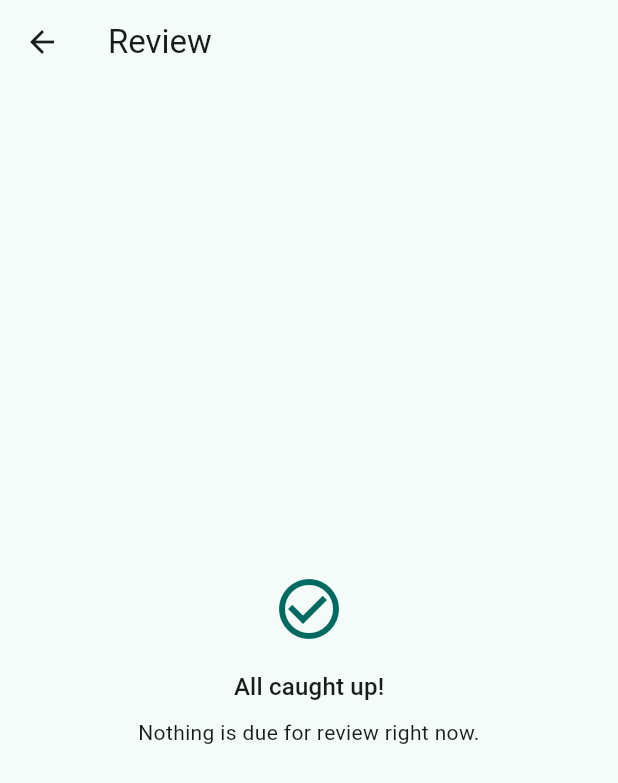
After one commit to PiesInDisguise/japanese-immersion-reader, a Flutter app: the screen it shows after launch, after a tap on "Review", on a phone screen of 412 x 824 dp. The commit adds this screen. Shown: the top 783 px of the screen. Run offline on Flutter 3.47's test engine with Material 3 defaults, Android fonts, the phone set to English and light mode, and no system bars; our stand-ins replace drift, file_picker, flutter_riverpod, freezed_annotation; missing offline and left inert: dart:ffi, flutter_onnxruntime, flutter_rust_bridge, pdfrx_engine; accounts and stored records are empty; generated files the repository leaves out were written again.

Commit message:
Phase 10: build the review deck (ReviewController + ReviewScreen)
ReviewController builds one merged, earliest-due-first queue from
WordCollectionRepository.due()/GrammarCollectionRepository.due(), pairing
each due word with a real dictionary lookup and each grammar point with its
bundled explanation, plus source-sentence context via DocumentRepository
where available. ReviewScreen shows one card at a time (recognition-style:
front, then reveal back + context), with the four standard FSRS rating
buttons wired to whichever repository's real review() call applies.
Reachable from a new "Review" button on HomeScreen.

Tested at the ProviderContainer level with every dependency faked
(including grammarDatabaseProvider, normally asset-backed) -- covers empty
queue, word-card/grammar-card content assembly, due-order merging, reveal,
and rate-then-advance behavior, all without touching a real database, real
assets, or the known testWidgets+rootBundle hang.

This completes spec §16 Phase 10 (real FSRS review system) end to end:
algorithm (verified against the reference implementation), schema, mining
integration, and UI.

```diff
--- a/lib/app/home_screen.dart
+++ b/lib/app/home_screen.dart
@@ -10,6 +10,7 @@ import 'package:japanese_immersion_reader/l1_ingestion/pdf_scanned/scanned_pdf_i
 import 'package:japanese_immersion_reader/l1_ingestion/pdf_text/pdf_text_importer.dart';
 import 'package:japanese_immersion_reader/l3_reader_ui/card_mode/card_mode_controller.dart';
 import 'package:japanese_immersion_reader/l3_reader_ui/card_mode/card_mode_screen.dart';
+import 'package:japanese_immersion_reader/l5_srs/review_ui/review_screen.dart';
 
 import 'sample_content.dart';
 import 'services.dart';
@@ -161,6 +162,14 @@ class _HomeScreenState extends ConsumerState<HomeScreen> {
                 onPressed: _loadSampleVerticalPdf,
                 child: const Text('Load Sample Vertical PDF'),
               ),
+              const SizedBox(height: 24),
+              OutlinedButton.icon(
+                icon: const Icon(Icons.style_outlined),
+                label: const Text('Review'),
+                onPressed: () => Navigator.of(context).push(
+                  MaterialPageRoute(builder: (_) => const ReviewScreen()),
+                ),
+              ),
             ],
             if (_error != null) ...[
               const SizedBox(height: 16),
--- /dev/null
+++ b/lib/l5_srs/review_ui/review_controller.dart
@@ -0,0 +1,180 @@
+import 'dart:convert';
+
+import 'package:flutter_riverpod/flutter_riverpod.dart';
+import 'package:japanese_immersion_reader/app/services.dart';
+import 'package:japanese_immersion_reader/l2_linguistics/dictionary/dictionary_repository.dart';
+import 'package:japanese_immersion_reader/l5_srs/fsrs/rating.dart';
+
+export 'package:japanese_immersion_reader/l5_srs/fsrs/rating.dart' show Rating;
+
+/// Which collection table [ReviewCard.entryId] belongs to -- so
+/// [ReviewController.rate] knows which repository's `review` method to call.
+enum ReviewCardKind { word, grammar }
+
+/// One card in the review deck (spec §12): a word or grammar point that's
+/// due, its recognition-card front/back content, and its original source
+/// sentence as context (when available -- see `DocumentRepository`'s own
+/// "null means unavailable, not an error" contract).
+class ReviewCard {
+  const ReviewCard({
+    required this.kind,
+    required this.entryId,
+    required this.front,
+    required this.back,
+    required this.contextSentence,
+    required this.due,
+  });
+
+  final ReviewCardKind kind;
+  final String entryId;
+
+  /// Spec §12's default recognition card type: what the reader sees first
+  /// (a word's dictForm+reading, or a grammar point's display pattern).
+  final String front;
+
+  /// Revealed on tap/button (a word's dictionary definitions joined, or a
+  /// grammar point's explanation).
+  final String back;
+
+  final String? contextSentence;
+  final DateTime due;
+}
+
+/// [ReviewController]'s state: the due-card queue built once at `build()`
+/// time, plus where the reader currently is in it. Rating a card advances
+/// [index] rather than removing it from [cards] -- keeps "how many did I
+/// review this session" derivable from `index` alone.
+class ReviewQueueState {
+  const ReviewQueueState({
+    required this.cards,
+    required this.index,
+    required this.isRevealed,
+  });
+
+  final List<ReviewCard> cards;
+  final int index;
+  final bool isRevealed;
+
+  ReviewCard? get current => index < cards.length ? cards[index] : null;
+  bool get isComplete => index >= cards.length;
+  int get remaining => cards.length - index;
+
+  ReviewQueueState copyWith({int? index, bool? isRevealed}) => ReviewQueueState(
+    cards: cards,
+    index: index ?? this.index,
+    isRevealed: isRevealed ?? this.isRevealed,
+  );
+}
+
+final reviewControllerProvider =
+    AsyncNotifierProvider<ReviewController, ReviewQueueState>(
+      ReviewController.new,
+    );
+
+/// Drives one review-deck session (spec §12): builds the due queue (words +
+/// grammar points, earliest-due first) once, then reveals/rates one card at
+/// a time. Real scheduling itself lives in `ReviewEngine`
+/// (`lib/l4_mining/collection/review_engine.dart`), reached through
+/// `WordCollectionRepository.review`/`GrammarCollectionRepository.review` --
+/// this class only owns the queue/reveal-state concern, mirroring how
+/// `CardModeController` only owns card position on top of the shared
+/// `ReaderMiningSession`.
+class ReviewController extends AsyncNotifier<ReviewQueueState> {
+  @override
+  Future<ReviewQueueState> build() async {
+    final wordRepository = ref.watch(wordCollectionRepositoryProvider);
+    final grammarRepository = ref.watch(grammarCollectionRepositoryProvider);
+    final dictionaryRepository = ref.watch(dictionaryRepositoryProvider);
+    final documentRepository = ref.watch(documentRepositoryProvider);
+    final grammarMatcher = await ref.watch(grammarDatabaseProvider.future);
+
+    final now = DateTime.now().toUtc();
+    final cards = <ReviewCard>[];
+
+    for (final word in await wordRepository.due(now: now)) {
+      final hits = await dictionaryRepository.lookup(
+        dictForm: word.dictForm,
+        surfaceForm: word.dictForm,
+        reading: word.reading,
+      );
+      final sentenceId = await wordRepository.latestSightingSentenceId(
+        word.id,
+      );
+      final context = sentenceId == null
+          ? null
+          : await documentRepository.sentenceContent(sentenceId);
+      cards.add(
+        ReviewCard(
+          kind: ReviewCardKind.word,
+          entryId: word.id,
+          front: '${word.dictForm} (${word.reading})',
+          back: hits.isEmpty
+              ? 'No dictionary entry found.'
+              : hits.map(_definitionText).join('; '),
+          contextSentence: context,
+          due: word.due,
+        ),
+      );
+    }
+
+    for (final grammar in await grammarRepository.due(now: now)) {
+      final point = grammarMatcher.pointById(grammar.grammarPointId);
+      final sentenceId = await grammarRepository.latestSightingSentenceId(
+        grammar.id,
+      );
+      final context = sentenceId == null
+          ? null
+          : await documentRepository.sentenceContent(sentenceId);
+      cards.add(
+        ReviewCard(
+          kind: ReviewCardKind.grammar,
+          entryId: grammar.id,
+          front: point?.pattern ?? grammar.grammarPointId,
+          back: point?.explanation ?? 'Grammar point not found.',
+          contextSentence: context,
+          due: grammar.due,
+        ),
+      );
+    }
+
+    cards.sort((a, b) => a.due.compareTo(b.due));
+    return ReviewQueueState(cards: cards, index: 0, isRevealed: false);
+  }
+
+  String _definitionText(DictionaryLookupHit hit) {
+    final definitions = (jsonDecode(hit.term.definitionsJson) as List)
+        .cast<String>();
+    return definitions.join('; ');
+  }
+
+  /// Tap-to-reveal: shows the current card's [ReviewCard.back]/
+  /// [ReviewCard.contextSentence] and the rating buttons.
+  void reveal() {
+    final current = state.value;
+    if (current == null) return;
+    state = AsyncData(current.copyWith(isRevealed: true));
+  }
+
+  /// Scores the current card via the real FSRS scheduler (spec §12's rating
+  /// buttons) and advances to the next one.
+  Future<void> rate(Rating rating) async {
+    final queue = state.value;
+    final card = queue?.current;
+    if (queue == null || card == null) return;
+
+    switch (card.kind) {
+      case ReviewCardKind.word:
+        await ref
+            .read(wordCollectionRepositoryProvider)
+            .review(card.entryId, rating);
+      case ReviewCardKind.grammar:
+        await ref
+            .read(grammarCollectionRepositoryProvider)
+            .review(card.entryId, rating);
+    }
+
+    state = AsyncData(
+      queue.copyWith(index: queue.index + 1, isRevealed: false),
+    );
+  }
+}
--- /dev/null
+++ b/lib/l5_srs/review_ui/review_screen.dart
@@ -0,0 +1,186 @@
+import 'package:flutter/material.dart';
+import 'package:flutter_riverpod/flutter_riverpod.dart';
+
+import 'review_controller.dart';
+
+/// Spec §12's review deck screen: one due card at a time, recognition-style
+/// (front, then reveal the back + source-sentence context), rated via the
+/// four standard FSRS grades.
+class ReviewScreen extends ConsumerWidget {
+  const ReviewScreen({super.key});
+
+  @override
+  Widget build(BuildContext context, WidgetRef ref) {
+    final asyncState = ref.watch(reviewControllerProvider);
+
+    return Scaffold(
+      appBar: AppBar(title: Text(_titleFor(asyncState))),
+      body: SafeArea(
+        child: asyncState.when(
+          data: (state) => _ReviewBody(state: state),
+          loading: () => const Center(child: CircularProgressIndicator()),
+          error: (error, _) => Center(
+            child: Padding(
+              padding: const EdgeInsets.all(24),
+              child: Text('$error', textAlign: TextAlign.center),
+            ),
+          ),
+        ),
+      ),
+    );
+  }
+
+  String _titleFor(AsyncValue<ReviewQueueState> value) {
+    return value.maybeWhen(
+      data: (state) => state.isComplete
+          ? 'Review'
+          : 'Review (${state.remaining} left)',
+      orElse: () => 'Review',
+    );
+  }
+}
+
+class _ReviewBody extends ConsumerWidget {
+  const _ReviewBody({required this.state});
+
+  final ReviewQueueState state;
+
+  @override
+  Widget build(BuildContext context, WidgetRef ref) {
+    if (state.cards.isEmpty || state.isComplete) {
+      return const _EmptyState();
+    }
+
+    final card = state.current!;
+    final theme = Theme.of(context);
+
+    return Padding(
+      padding: const EdgeInsets.all(24),
+      child: Column(
+        children: [
+          Expanded(
+            child: Center(
+              child: SingleChildScrollView(
+                child: Column(
+                  mainAxisSize: MainAxisSize.min,
+                  children: [
+                    Text(
+                      card.front,
+                      style: theme.textTheme.headlineMedium,
+                      textAlign: TextAlign.center,
+                    ),
+                    if (state.isRevealed) ...[
+                      const SizedBox(height: 24),
+                      const Divider(),
+                      const SizedBox(height: 16),
+                      Text(
+                        card.back,
+                        style: theme.textTheme.titleMedium,
+                        textAlign: TextAlign.center,
+                      ),
+                      if (card.contextSentence != null) ...[
+                        const SizedBox(height: 20),
+                        Text(
+                          card.contextSentence!,
+                          style: theme.textTheme.bodyMedium?.copyWith(
+                            fontStyle: FontStyle.italic,
+                            color: theme.colorScheme.outline,
+                          ),
+                          textAlign: TextAlign.center,
+                        ),
+                      ],
+                    ],
+                  ],
+                ),
+              ),
+            ),
+          ),
+          if (!state.isRevealed)
+            FilledButton(
+              onPressed: () =>
+                  ref.read(reviewControllerProvider.notifier).reveal(),
+              child: const Text('Show answer'),
+            )
+          else
+            _RatingButtons(
+              onRate: (rating) =>
+                  ref.read(reviewControllerProvider.notifier).rate(rating),
+            ),
+        ],
+      ),
+    );
+  }
+}
+
+class _RatingButtons extends StatelessWidget {
+  const _RatingButtons({required this.onRate});
+
+  final ValueChanged<Rating> onRate;
+
+  @override
+  Widget build(BuildContext context) {
+    return Row(
+      children: [
+        Expanded(
+          child: OutlinedButton(
+            onPressed: () => onRate(Rating.again),
+            child: const Text('Again'),
+          ),
+        ),
+        const SizedBox(width: 8),
+        Expanded(
+          child: OutlinedButton(
+            onPressed: () => onRate(Rating.hard),
+            child: const Text('Hard'),
+          ),
+        ),
+        const SizedBox(width: 8),
+        Expanded(
+          child: FilledButton(
+            onPressed: () => onRate(Rating.good),
+            child: const Text('Good'),
+          ),
+        ),
+        const SizedBox(width: 8),
+        Expanded(
+          child: FilledButton(
+            onPressed: () => onRate(Rating.easy),
+            child: const Text('Easy'),
+          ),
+        ),
+      ],
+    );
+  }
+}
+
+class _EmptyState extends StatelessWidget {
+  const _EmptyState();
+
+  @override
+  Widget build(BuildContext context) {
+    final theme = Theme.of(context);
+    return Center(
+      child: Padding(
+        padding: const EdgeInsets.all(24),
+        child: Column(
+          mainAxisSize: MainAxisSize.min,
+          children: [
+            Icon(
+              Icons.check_circle_outline,
+              size: 48,
+              color: theme.colorScheme.primary,
+            ),
+            const SizedBox(height: 16),
+            Text('All caught up!', style: theme.textTheme.titleMedium),
+            const SizedBox(height: 8),
+            Text(
+              'Nothing is due for review right now.',
+              style: theme.textTheme.bodyMedium,
+              textAlign: TextAlign.center,
+            ),
+          ],
+        ),
+      ),
+    );
+  }
+}
```
Also changed, not shown: 1 other file.
